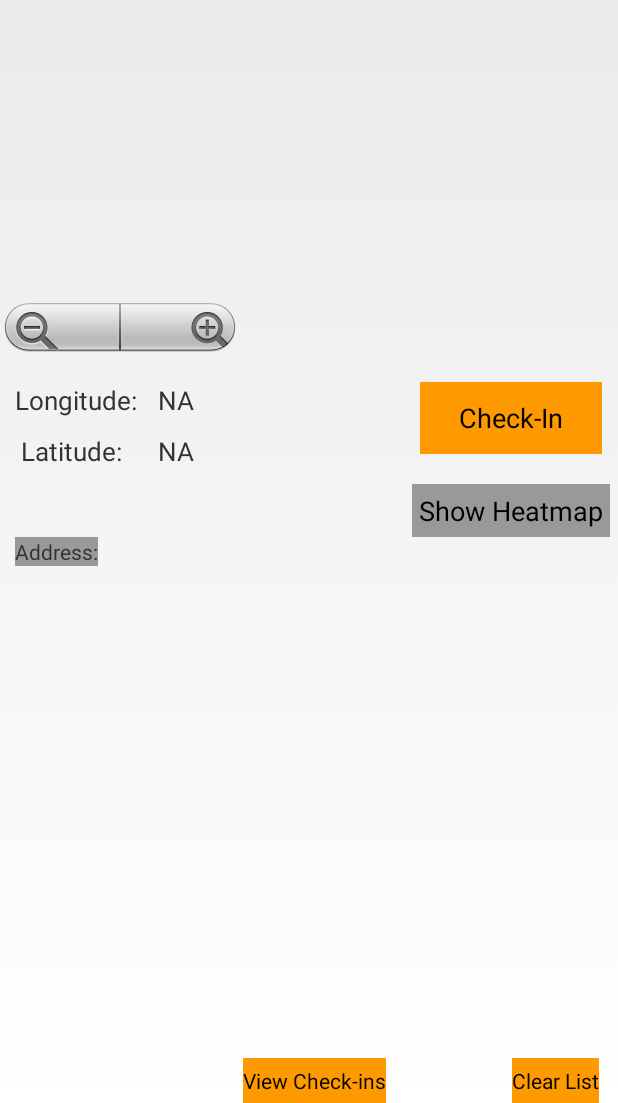
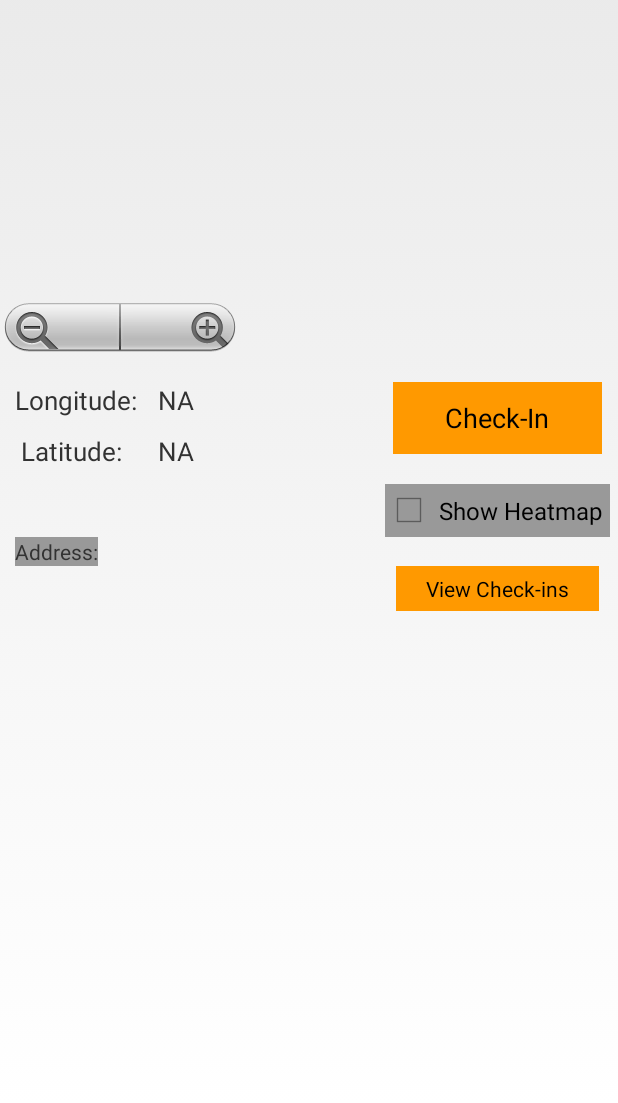
Before and after one commit to madamvixen/LocatioNinja, an Android app: the screen it shows after launch (MapsActivity), on a phone screen of 412 x 824 dp, the part 133-1236 px from its top. Run offline under Robolectric (Android 15) with nearby library versions, the phone set to English and light mode, and no system bars; libraries missing offline, so code that uses them is left out: com.google.maps.android.

Commit message:
--Added Check-in List on launch of the app.& show heatmap

```diff
--- a/app/src/main/java/com/mobileapp/rutgers/locationinja/DatabaseHandler.java
+++ b/app/src/main/java/com/mobileapp/rutgers/locationinja/DatabaseHandler.java
@@ -34,7 +34,8 @@ public class DatabaseHandler extends SQLiteOpenHelper {
         String CREATE_PRODUCTS_TABLE = "CREATE TABLE IF NOT EXISTS "+ TABLE_DOCS + "(" + KEY_ID +" INTEGER PRIMARY KEY AUTOINCREMENT NOT NULL, "+KEY_PLACENAME
                 + " TEXT NOT NULL," + KEY_LATITUDE + " TEXT NOT NULL UNIQUE," + KEY_LONGITUDE + " TEXT NOT NULL UNIQUE" + ")";
 
-        Log.e("DATABSE HELPER", "the query is: " + CREATE_PRODUCTS_TABLE);
+
+//        Log.e("DATABSE HELPER", "the query is: " + CREATE_PRODUCTS_TABLE);
         db.execSQL(CREATE_PRODUCTS_TABLE);
     }
 
@@ -46,15 +47,15 @@ public class DatabaseHandler extends SQLiteOpenHelper {
 
     public void createLocation(checkedInLocation _checkedInLocation ){
         SQLiteDatabase db = getWritableDatabase();
+
         ContentValues values = new ContentValues();
-
         values.put(KEY_PLACENAME,_checkedInLocation.get_nameofplace());
         values.put(KEY_LATITUDE, _checkedInLocation.get_latitude());
         values.put(KEY_LONGITUDE, _checkedInLocation.get_longitude());
 
-//        db.insert(TABLE_DOCS, null, values);
-        db.insert(TABLE_DOCS, null,values);
-        db.close();
+        db.insert(TABLE_DOCS, null, values);
+
+
     }
 
     public void clearDatabase()
@@ -77,7 +78,7 @@ public class DatabaseHandler extends SQLiteOpenHelper {
         List<checkedInLocation> myLocationList = new ArrayList<>();
 
         SQLiteDatabase db = getReadableDatabase();
-        Cursor cursor = db.rawQuery("SELECT * FROM "+ TABLE_DOCS, null);
+        Cursor cursor = db.rawQuery("SELECT * FROM " + TABLE_DOCS, null);
         if(cursor.moveToFirst())
         {
             do{
@@ -86,8 +87,9 @@ public class DatabaseHandler extends SQLiteOpenHelper {
             }
             while(cursor.moveToNext());
         }
-
+        cursor.close();
         db.close();
         return myLocationList;
     }
+
 }
--- a/app/src/main/java/com/mobileapp/rutgers/locationinja/MapsActivity.java
+++ b/app/src/main/java/com/mobileapp/rutgers/locationinja/MapsActivity.java
@@ -16,6 +16,7 @@ import android.location.Geocoder;
 import android.location.Location;
 import android.location.LocationListener;
 import android.location.LocationManager;
+import android.os.AsyncTask;
 import android.provider.Settings;
 import android.support.v4.app.FragmentActivity;
 import android.os.Bundle;
@@ -24,6 +25,7 @@ import android.view.LayoutInflater;
 import android.view.View;
 import android.widget.ArrayAdapter;
 import android.widget.Button;
+import android.widget.CheckBox;
 import android.widget.EditText;
 import android.widget.ListView;
 import android.widget.TextView;
@@ -64,10 +66,12 @@ public class MapsActivity extends FragmentActivity implements GoogleApiClient.Co
     Button BtnCheckIn;
     Button BtnViewAllLocations;
     Button BtnClearEntries;
-    Button BtnViewHeatMap;
+    CheckBox BtnViewHeatMap;
     ZoomControls ControlMapZoom;
 
     DatabaseHandler dbHandler;
+    HMDatabaseHandler hmdbHandler;
+    List<checkedInLocation> myLocations;
     MyLocationGetter myLocationGetter;
 
     LocationManager locManager;
@@ -85,6 +89,9 @@ public class MapsActivity extends FragmentActivity implements GoogleApiClient.Co
         //Building the API client - for Location Services API
         this.buildGoogleApiClient();
 
+        //Start background task on obtaining locations for heatmaps
+//        new updateLocationTask().execute();
+
         // Obtain the SupportMapFragment and get notified when the map is ready to be used.
         SupportMapFragment mapFragment = (SupportMapFragment) getSupportFragmentManager()
                 .findFragmentById(R.id.map);
@@ -96,10 +103,15 @@ public class MapsActivity extends FragmentActivity implements GoogleApiClient.Co
         BtnCheckIn = (Button) findViewById(R.id.CheckInButton);
         BtnViewAllLocations = (Button) findViewById(R.id.buttonViewAllLocations);
         BtnClearEntries = (Button) findViewById(R.id.buttonClear);
-        BtnViewHeatMap = (Button) findViewById(R.id.showHeatMapButton);
+        BtnViewHeatMap = (CheckBox) findViewById(R.id.showHeatMapButton);
         ControlMapZoom = (ZoomControls) findViewById(R.id.mapZoomControls);
 
         dbHandler = new DatabaseHandler(getApplicationContext(), null, null, 1);
+
+        myLocations = dbHandler.getAllMyLocations();
+        showCheckIns(myLocations);
+
+        hmdbHandler = new HMDatabaseHandler(getApplicationContext(), null, null, 1);
 
         if (Geocoder.isPresent()) {
             geocoder = new Geocoder(MapsActivity.this);
@@ -108,7 +120,7 @@ public class MapsActivity extends FragmentActivity implements GoogleApiClient.Co
         BtnViewAllLocations.setOnClickListener(new View.OnClickListener() {
             @Override
             public void onClick(View v) {
-                List<checkedInLocation> myLocations = dbHandler.getAllMyLocations();
+//                List<checkedInLocation> myLocations = dbHandler.getAllMyLocations();
                     showCheckIns(myLocations);
             }
         });
@@ -184,19 +196,19 @@ public class MapsActivity extends FragmentActivity implements GoogleApiClient.Co
                 Distances = intent.getStringArrayListExtra("distances");
                 myLastlocation = (Location) extras.get("newlocation");
                 updateMarker(myLastlocation);
+
+                //update the Database to generate heatmap
                 Timer _timer = new Timer("check in");
-                final DatabaseHandler dbh = new DatabaseHandler(context, null, null, 1);
+                final HMDatabaseHandler dbh = new HMDatabaseHandler(context, null, null, 1);
 
-                _timer.schedule(new TimerTask() {
+                _timer.scheduleAtFixedRate(new TimerTask() {
                     @Override
                     public void run() {
                         checkedInLocation _checkedInLocation = new checkedInLocation(dbh.getLocationsCount(), "LocatioNinja-autocheckin",
                                 String.valueOf(myLastlocation.getLatitude()), String.valueOf(myLastlocation.getLongitude()));
-                        dbh.createLocation(_checkedInLocation);
+                        dbh.createHMLocation(_checkedInLocation);
                     }
-                },1,300000);
-
-//
+                }, 10000, 300000);
             }
         }
     }
@@ -266,6 +278,7 @@ public class MapsActivity extends FragmentActivity implements GoogleApiClient.Co
                 checkedInLocation _checkedInLocation = new checkedInLocation(dbHandler.getLocationsCount(), tv.getText().toString(),
                         String.valueOf(myLastlocation.getLatitude()), String.valueOf(myLastlocation.getLongitude()));
                 dbHandler.createLocation(_checkedInLocation);
+                hmdbHandler.createHMLocation(_checkedInLocation);
                 dialog.dismiss();
             }
         });
@@ -354,24 +367,28 @@ public class MapsActivity extends FragmentActivity implements GoogleApiClient.Co
         BtnViewHeatMap.setOnClickListener(new View.OnClickListener() {
             @Override
             public void onClick(View v) {
-                addHeatMap();
+                if(BtnViewHeatMap.isChecked())
+                    addHeatMap();
             }
         });
     }
 
     private void addHeatMap() {
-        List<checkedInLocation> myLocations = dbHandler.getAllMyLocations();
+        List<checkedInLocation> _manualLocations = dbHandler.getAllMyLocations();
+        List<checkedInLocation> myLocations = hmdbHandler.getAllMyHMLocations();
+        myLocations.addAll(_manualLocations);
+
         Collection<LatLng> myCoordinates = new ArrayList<>();
 
-        for(int i = 0; i<myLocations.size();i++)
-        {
-            myCoordinates.add(new LatLng(Double.parseDouble(myLocations.get(i).get_latitude()),Double.parseDouble(myLocations.get(i).get_longitude())));
+        for(int i = 0; i<myLocations.size();i++) {
+            myCoordinates.add(new LatLng(Double.parseDouble(myLocations.get(i).get_latitude()), Double.parseDouble(myLocations.get(i).get_longitude())));
         }
 
 //      Create a heat map tile provider, passing it the latlngs of the police stations.
         HeatmapTileProvider provider = new HeatmapTileProvider.Builder().data(myCoordinates).build();
 //      Add a tile overlay to the map, using the heat map tile provider.
         mMap.addTileOverlay(new TileOverlayOptions().tileProvider(provider));
+
     }
 
     static boolean mapupd = false;
--- a/app/src/main/res/layout/activity_maps.xml
+++ b/app/src/main/res/layout/activity_maps.xml
@@ -13,7 +13,7 @@
 
     <Button
         android:id="@+id/CheckInButton"
-        android:layout_width="wrap_content"
+        android:layout_width="150dp"
         android:layout_height="wrap_content"
         android:text=" Check-In "
         android:enabled="true"
@@ -22,9 +22,9 @@
         android:layout_marginRight="5dp"
         android:layout_alignTop="@+id/longitudeText"
         android:layout_alignEnd="@+id/showHeatMapButton"
-        android:layout_alignStart="@+id/showHeatMapButton"
         android:clickable="true"
-        android:ellipsize="end" />
+        android:ellipsize="end"
+        android:layout_alignStart="@+id/showHeatMapButton" />
 
     <TextView
         android:layout_width="wrap_content"
@@ -64,8 +64,8 @@
         android:layout_toEndOf="@+id/textView"
         android:textSize="17sp" />
 
-    <Button
-        android:layout_width="wrap_content"
+    <CheckBox
+        android:layout_width="150dp"
         android:layout_height="35dp"
         android:text=" Show Heatmap "
         android:id="@+id/showHeatMapButton"
@@ -76,7 +76,9 @@
         android:layout_alignEnd="@+id/map"
         android:layout_alignParentEnd="true"
         android:layout_alignParentStart="false"
-        android:ellipsize="end" />
+        android:ellipsize="end"
+        android:checked="false"
+        android:clickable="true"/>
 
     <TextView
         android:layout_width="wrap_content"
@@ -89,15 +91,16 @@
 
     <Button
         style="?android:attr/buttonStyleSmall"
-        android:layout_width="wrap_content"
+        android:layout_width="150dp"
         android:layout_height="30dp"
         android:text="View Check-ins"
         android:id="@+id/buttonViewAllLocations"
         android:background="#ff9900"
         android:layout_marginLeft="2dp"
         android:layout_marginRight="2dp"
-        android:layout_alignParentBottom="true"
-        android:layout_toEndOf="@+id/mapZoomControls" />
+        android:layout_below="@+id/addressTextView"
+        android:layout_alignStart="@+id/CheckInButton"
+        android:layout_alignEnd="@+id/CheckInButton" />
 
     <Button
         style="?android:attr/buttonStyleSmall"
@@ -110,7 +113,8 @@
         android:layout_marginLeft="2dp"
         android:layout_marginRight="2dp"
         android:layout_alignTop="@+id/buttonViewAllLocations"
-        android:layout_alignEnd="@+id/CheckInButton" />
+        android:layout_alignParentStart="true"
+        android:visibility="invisible" />
 
     <ZoomControls
         android:layout_width="wrap_content"
```
Also changed, not shown: app/src/main/java/com/mobileapp/rutgers/locationinja/HMDatabaseHandler.java (added, +93 -0 lines), app/src/main/java/com/mobileapp/rutgers/locationinja/MyLocationGetter.java (+2 -48 lines).
